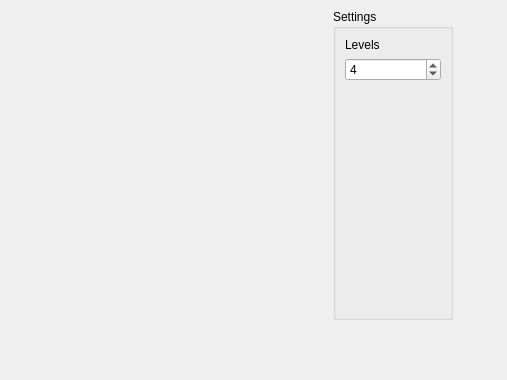
Old version of the form workshop32/mainwindow.ui in the repository dsba-z/week16cpp2021qt2.
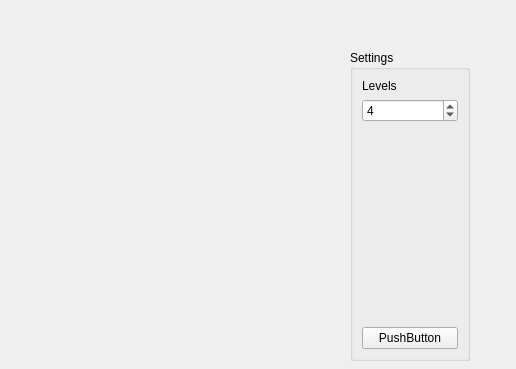
New version of the form.

Diff of the .ui file:
```diff
--- a/workshop32/mainwindow.ui
+++ b/workshop32/mainwindow.ui
@@ -6,8 +6,8 @@
    <rect>
     <x>0</x>
     <y>0</y>
-    <width>507</width>
-    <height>380</height>
+    <width>516</width>
+    <height>369</height>
    </rect>
   </property>
   <property name="windowTitle">
@@ -20,8 +20,8 @@
    <widget class="QGroupBox" name="grpSettings">
     <property name="geometry">
      <rect>
-      <x>333</x>
-      <y>9</y>
+      <x>350</x>
+      <y>50</y>
       <width>120</width>
       <height>311</height>
      </rect>
@@ -66,6 +66,13 @@
        </property>
       </spacer>
      </item>
+     <item>
+      <widget class="QPushButton" name="pushButton">
+       <property name="text">
+        <string>PushButton</string>
+       </property>
+      </widget>
+     </item>
     </layout>
    </widget>
   </widget>
```
Left out of the diff: 5 changed lines with no effect on the pictures.
